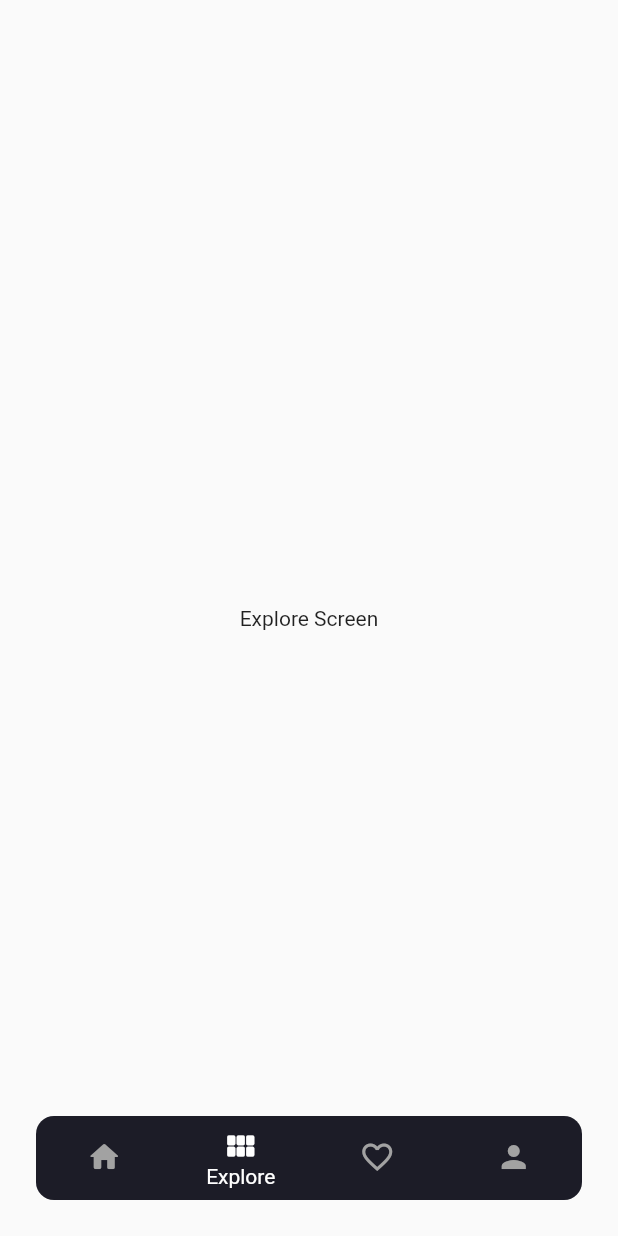
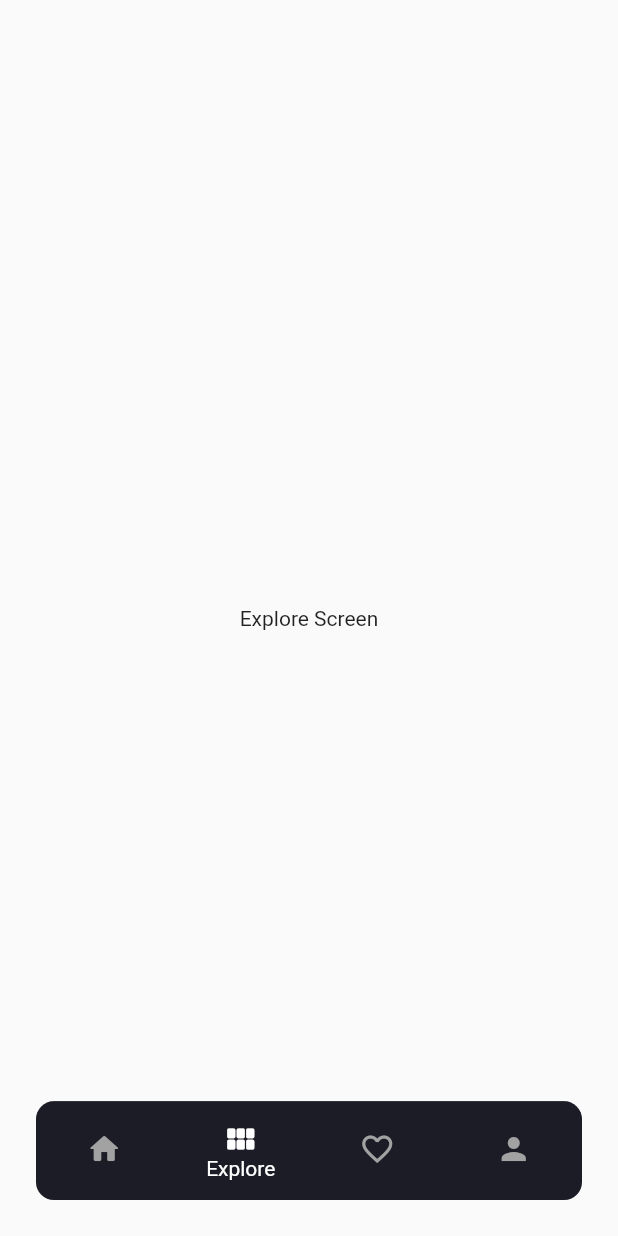
Before and after one commit to LazuardiFadhilah/Furnishop, a Flutter app: the screen it shows after launch, item 3 of the bottom bar chosen, after a tap on "See all", on a phone screen of 412 x 824 dp. Run offline on Flutter 3.47's test engine with Material 2 defaults, Android fonts, the phone set to English and light mode, and no system bars; our stand-ins replace google_fonts.

Commit message:
update minor bottom nav bar

```diff
--- a/lib/main_home_page.dart
+++ b/lib/main_home_page.dart
@@ -29,6 +29,8 @@ class _MainHomePageState extends State<MainHomePage> {
             alignment: Alignment.bottomCenter,
             child: SafeArea(
               bottom: true,
+              child: SizedBox(
+                height: MediaQuery.of(context).size.height * 0.08,
                 child: ClipRRect(
                   borderRadius: BorderRadius.circular(12),
                   child: BottomNavigationBar(
@@ -79,6 +81,7 @@ class _MainHomePageState extends State<MainHomePage> {
               ),
             ),
           ),
+        ),
       ],
     );
   }
--- a/lib/screens/home_screen.dart
+++ b/lib/screens/home_screen.dart
@@ -374,7 +374,8 @@ class _HomeScreenState extends State<HomeScreen> {
                             // ignore: avoid_print
                             print(MainHomePage.pageIndex);
                           });
-                          Navigator.pushNamed(context, '/');
+                          Navigator.pushNamedAndRemoveUntil(
+                              context, '/', (Route route) => false);
                         },
                         child: Text(
                           'See all',
```
Lines whose indentation alone changed are shown as unchanged.
